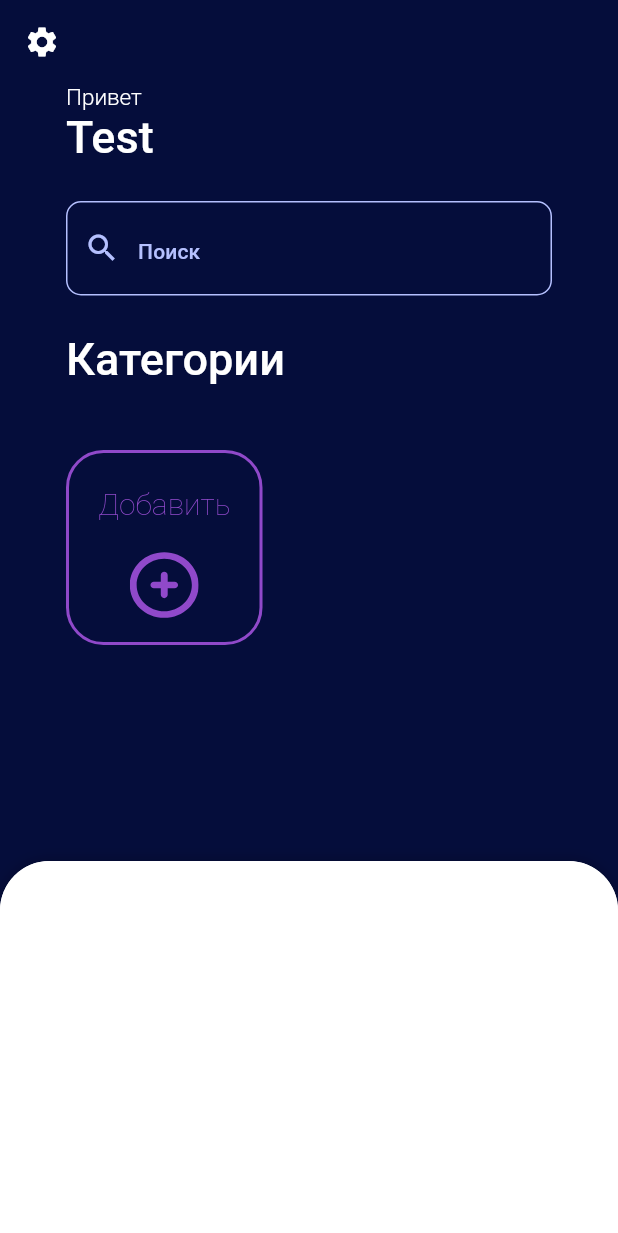
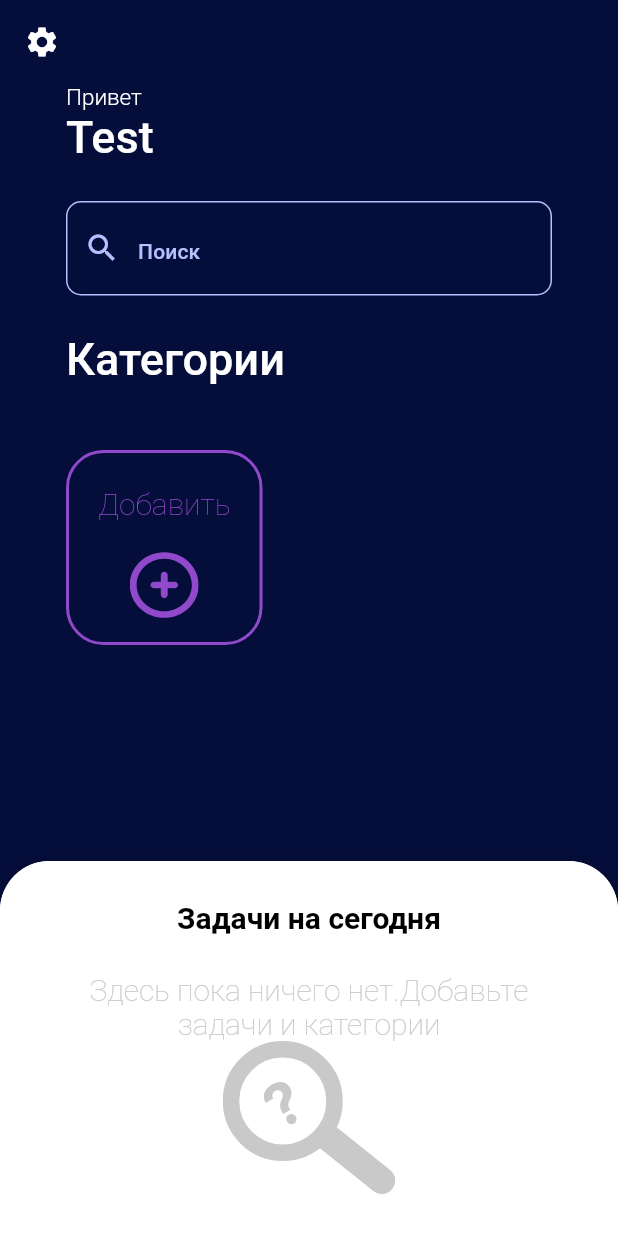
Before and after one commit to JesterVZ/todo_list, a Flutter app: the screen it shows after launch, on a phone screen of 412 x 824 dp. Shown: the top 1233 px of the screen. Run offline on Flutter 3.47's test engine with Material 2 defaults, Android fonts, the phone set to English and light mode, and no system bars; drawn by our look-alikes of sliding_up_panel; our stand-ins replace dartz, flutter_animate, flutter_colorpicker, flutter_riverpod, flutter_svg, freezed_annotation and 1 more; accounts and stored records are empty.

Commit message:
Реализовано добавление

```diff
--- a/lib/base/widgets/app_page_view.dart
+++ b/lib/base/widgets/app_page_view.dart
@@ -1,6 +1,7 @@
 import 'package:flutter/material.dart';
+import 'package:flutter_riverpod/flutter_riverpod.dart';
 
-abstract class AppPageView extends StatefulWidget {
+abstract class AppPageView extends ConsumerStatefulWidget {
   const AppPageView({super.key});
   String getTitle(BuildContext context);
 }
--- a/lib/core/error/exception.dart
+++ b/lib/core/error/exception.dart
@@ -0,0 +1 @@
+class UnselectedColorException implements Exception {}
--- a/lib/presentation/pages/main_page.dart
+++ b/lib/presentation/pages/main_page.dart
@@ -1,7 +1,9 @@
 import 'package:flutter/material.dart';
 import 'package:flutter_riverpod/flutter_riverpod.dart';
+import 'package:flutter_svg/flutter_svg.dart';
 import 'package:sliding_up_panel/sliding_up_panel.dart';
 import 'package:todo_list/base/widgets/app_page_view.dart';
+import 'package:todo_list/data/entities/category_list.dart';
 import 'package:todo_list/presentation/pages/add_category_page.dart';
 import 'package:todo_list/presentation/ui/app_colors.dart';
 import 'package:todo_list/presentation/ui/app_ui.dart';
@@ -15,13 +17,18 @@ class MainPage extends AppPageView {
   const MainPage({super.key});
 
   @override
-  State<StatefulWidget> createState() => _MainPageState();
+  ConsumerState<ConsumerStatefulWidget> createState() => _MainPageState();
 
   @override
   String getTitle(BuildContext context) => 'Главная';
 }
 
-class _MainPageState extends State<MainPage> {
+class _MainPageState extends ConsumerState<MainPage> {
+  bool isNotFound = false;
+  bool loading = false;
+
+  late CategoryList categoryList;
+
   final searchController = TextEditingController();
   final panelController = PanelController();
   final _mainPageViewModeltateNotifierProvider =
@@ -30,16 +37,36 @@ class _MainPageState extends State<MainPage> {
   Future refreshData() async {}
 
   @override
-  Widget build(BuildContext context) => GestureDetector(
+  Widget build(BuildContext context) {
+    ref.watch(_mainPageViewModeltateNotifierProvider).when(
+          error: (exception) {
+            print(exception);
+          },
+          init: () {},
+          loading: () {
+            loading = true;
+          },
+          success: (data) {
+            loading = false;
+            categoryList = data;
+            if (categoryList.isEmpty) {
+              isNotFound = true;
+            } else {
+              isNotFound = false;
+            }
+          },
+        );
+    return GestureDetector(
       onTap: () {
         FocusScope.of(context).requestFocus(FocusNode());
       },
       child: AppScaffold(
-          appBar:
-              AppUI.appBar(context: context, leading: _buildSettingsButton()),
+        appBar: AppUI.appBar(context: context, leading: _buildSettingsButton()),
         body: _buildContent(),
       ),
     );
+  }
+
   _buildSettingsButton() =>
       IconButton(onPressed: () {}, icon: const Icon(Icons.settings));
 
@@ -60,6 +87,40 @@ class _MainPageState extends State<MainPage> {
             topLeft: Radius.circular(33),
             topRight: Radius.circular(33),
           )),
+      child: Padding(
+        padding: AppUI.panelContentPadding,
+        child: Column(
+          children: [
+            _buildPanelTitle(),
+            AppUI.contentVerticalSpacingMedium,
+            isNotFound ? _buildNotFoundScreed() : _buildTaskPanel(),
+          ],
+        ),
+      ));
+
+  _buildPanelTitle() => Text(
+        'Задачи на сегодня',
+        style: Theme.of(context)
+            .textTheme
+            .titleMedium!
+            .copyWith(fontWeight: FontWeight.bold, color: AppColors.blackColor),
+      );
+
+  _buildNotFoundScreed() => Column(
+        children: [
+          Text(
+            "Здесь пока ничего нет.Добавьте задачи и категории",
+            textAlign: TextAlign.center,
+            style: Theme.of(context)
+                .textTheme
+                .titleMedium!
+                .copyWith(fontWeight: FontWeight.w100, color: AppColors.gray2),
+          ),
+          SizedBox(child: SvgPicture.asset('assets/not_found.svg'))
+        ],
+      );
+  _buildTaskPanel() => const Column(
+        children: [],
       );
 
   _buildBody() => Column(
@@ -116,30 +177,24 @@ class _MainPageState extends State<MainPage> {
       );
   _buildHeader(String text) =>
       Text(text, style: Theme.of(context).textTheme.titleLarge);
-  _buildCategoryList() => SizedBox(
+  _buildCategoryList() => loading
+      ? const SizedBox()
+      : SizedBox(
           width: MediaQuery.of(context).size.width,
           height: 130,
-        child: Consumer(
-          builder: (context, ref, _) => ref
-              .watch(_mainPageViewModeltateNotifierProvider)
-              .maybeWhen(success: (content) {
-            dynamic list = content;
-            panelController.show();
-            return ListView.separated(
+          child: ListView.separated(
               scrollDirection: Axis.horizontal,
               itemBuilder: (BuildContext context, int i) {
-                  if (i <= content.length - 1) {
+                if (i <= categoryList.length - 1) {
                   return CategoryCard(
-                        color: list[i].color!,
-                        name: list[i].name,
-                        count: list[i].count);
+                      color: categoryList[i].color!,
+                      name: categoryList[i].name,
+                      count: categoryList[i].count);
                 } else {
                   return AddCategoryCard(
                     callBack: () {
-                        Navigator.push(
-                            context,
-                            BottomToTopPageRoute(
-                                page: const AddCategoryPage()));
+                      Navigator.push(context,
+                          BottomToTopPageRoute(page: const AddCategoryPage()));
                     },
                   );
                 }
@@ -147,10 +202,5 @@ class _MainPageState extends State<MainPage> {
               separatorBuilder: (BuildContext context, int i) => Container(
                     width: 33,
                   ),
-                itemCount: content.length + 1);
-          }, orElse: () {
-            return Container();
-          }),
-        ),
-      );
+              itemCount: categoryList.length + 1));
 }
--- a/lib/presentation/ui/app_colors.dart
+++ b/lib/presentation/ui/app_colors.dart
@@ -4,8 +4,10 @@ class AppColors {
   static const transparent = Colors.transparent;
   static const backgroundColor = Color(0xFF050D3B);
   static const whiteColor = Colors.white;
+  static const blackColor = Colors.black;
 
   static const gray1 = Color(0xFFB5C0FF);
+  static const gray2 = Color(0xffC9C9C9);
 
   static const MaterialColor appcolor =
       MaterialColor(_appcolorPrimaryValue, <int, Color>{
--- a/lib/presentation/ui/app_ui.dart
+++ b/lib/presentation/ui/app_ui.dart
@@ -17,6 +17,7 @@ class AppUI {
   static const categoryPadding = EdgeInsets.all(18);
   static const addCategoryPadding =
       EdgeInsets.only(top: 22, right: 10, bottom: 15, left: 10);
+  static const panelContentPadding = EdgeInsets.all(26);
 
   static const contentVerticalSpacingExtraSmall = SizedBox(height: 8);
 
--- a/lib/presentation/viewmodel/add_category_page/color_picker_viewmodel.dart
+++ b/lib/presentation/viewmodel/add_category_page/color_picker_viewmodel.dart
@@ -24,6 +24,8 @@ class ColorPickerViewModel extends StateNotifier<State<dynamic>> {
     AppColors.greenColor,
     AppColors.blueColor
   ];
+
+  m.Color? selectedColor;
 
   ColorPickerViewModel(this._useCase, this._addColorUseCase)
       : super(const State.init()) {
--- a/lib/presentation/viewmodel/main_page_viewmodel.dart
+++ b/lib/presentation/viewmodel/main_page_viewmodel.dart
@@ -13,10 +13,10 @@ final mainPageViewModelStateNotifierProvider =
 class MainPageViewModel extends StateNotifier<State<CategoryList>> {
   final GetCategoriesUseCase _getCategoriesUseCase;
   MainPageViewModel(this._getCategoriesUseCase) : super(const State.init()) {
-    _getCategories();
+    getCategories();
   }
 
-  _getCategories() async {
+  getCategories() async {
     try {
       state = const State.loading();
       final categories = await _getCategoriesUseCase.call();
--- a/pubspec.yaml
+++ b/pubspec.yaml
@@ -33,6 +33,7 @@ flutter:
 
   assets:
     - assets/add_task_button.svg
+    - assets/not_found.svg
 
   fonts:
     - family: Inter
```
Also changed, not shown: lib/domain/usecase/add_category_usecase.dart (+7 -1 lines), lib/main.dart (+7 -1 lines), lib/presentation/pages/add_category_page.dart (+51 -13 lines), lib/presentation/ui/widgets/common/category_card.dart (+6 -1 lines), lib/presentation/ui/widgets/common/color_palette.dart (+3 -5 lines), lib/presentation/ui/widgets/dialogs/information_dialog.dart (added, +45 -0 lines), lib/presentation/viewmodel/add_category_page/add_category_page_viewmodel.dart (+32 -16 lines), assets/not_found.svg (added). Lines whose indentation alone changed are shown as unchanged.
